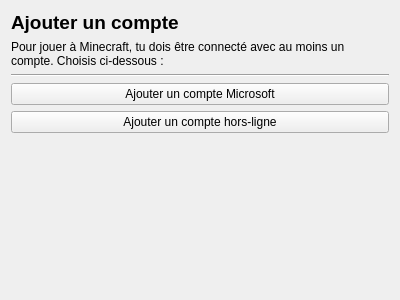
First picture: the form in launcher/ui/setupwizard/LoginWizardPage.ui, repository RayanLhrd/RayLauncher, before the edit.
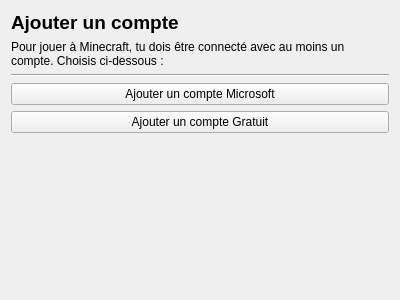
Second picture: the form after the edit.

Commit message:
fix(i18n): rename offline account button to "Compte Gratuit"
Friendlier wording for kids/friends installing the launcher:
"Gratuit" makes the no-payment-needed nature obvious where
"hors-ligne" sounds like a degraded mode.

Patch:
```diff
--- a/launcher/ui/setupwizard/LoginWizardPage.ui
+++ b/launcher/ui/setupwizard/LoginWizardPage.ui
@@ -54,7 +54,7 @@
    <item>
     <widget class="QPushButton" name="addOfflineButton">
      <property name="text">
-      <string>Ajouter un compte hors-ligne</string>
+      <string>Ajouter un compte Gratuit</string>
      </property>
     </widget>
    </item>
```
